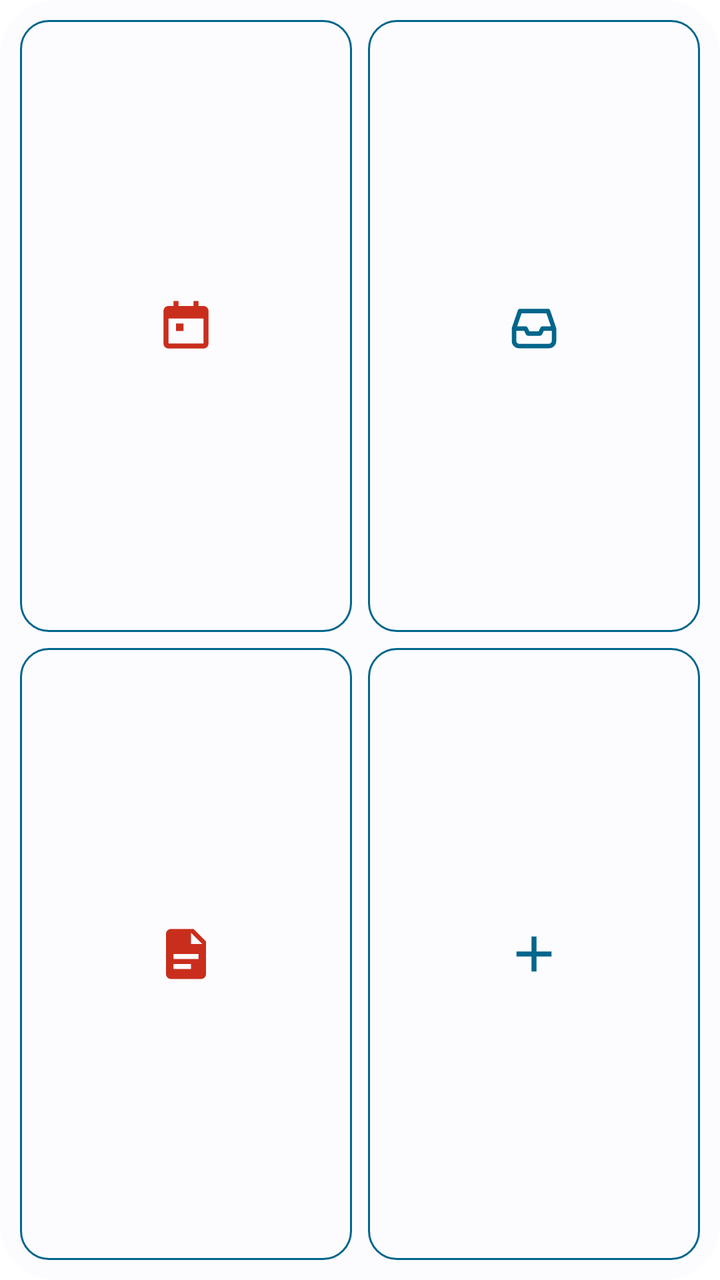
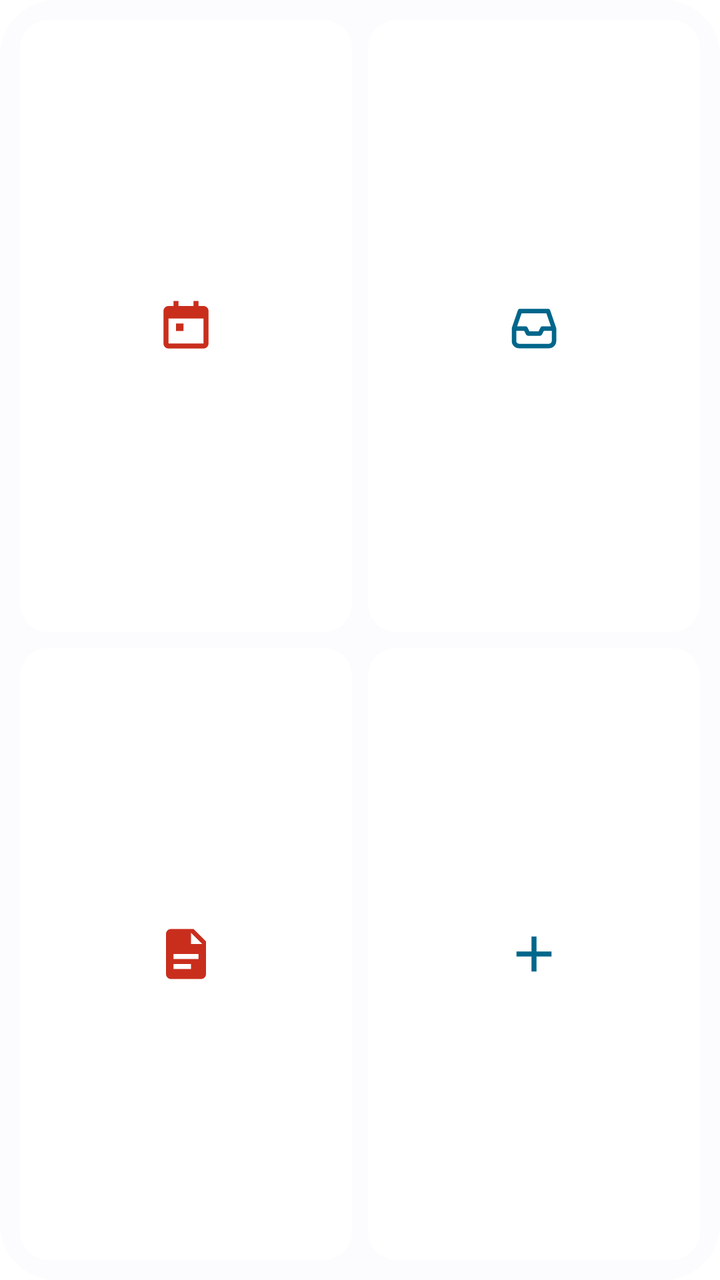

Before-and-after screenshots of an Android layout around one commit, followed by the original layout XML and the change that was made.
<!-- AndroidManifest.xml: application theme Theme.Tickory -->
<!-- res/layout/widget_quick_actions.xml -->
<?xml version="1.0" encoding="utf-8"?>
<LinearLayout xmlns:android="http://schemas.android.com/apk/res/android"
    android:layout_width="match_parent"
    android:layout_height="match_parent"
    android:background="@drawable/widget_background"
    android:orientation="vertical"
    android:padding="10dp">

    <LinearLayout
        android:layout_width="match_parent"
        android:layout_height="0dp"
        android:layout_weight="1"
        android:orientation="horizontal">

        <FrameLayout
            android:id="@+id/quick_today"
            android:layout_width="0dp"
            android:layout_height="match_parent"
            android:layout_marginEnd="4dp"
            android:layout_marginBottom="4dp"
            android:layout_weight="1"
            android:background="@drawable/widget_tile"
            android:contentDescription="@string/widget_quick_today">

            <ImageView
                android:layout_width="30dp"
                android:layout_height="30dp"
                android:layout_gravity="center"
                android:importantForAccessibility="no"
                android:src="@drawable/ic_shortcut_today" />
        </FrameLayout>

        <FrameLayout
            android:id="@+id/quick_inbox"
            android:layout_width="0dp"
            android:layout_height="match_parent"
            android:layout_marginStart="4dp"
            android:layout_marginBottom="4dp"
            android:layout_weight="1"
            android:background="@drawable/widget_tile"
            android:contentDescription="@string/widget_quick_inbox">

            <ImageView
                android:layout_width="30dp"
                android:layout_height="30dp"
                android:layout_gravity="center"
                android:importantForAccessibility="no"
                android:src="@drawable/ic_widget_inbox" />
        </FrameLayout>
    </LinearLayout>

    <LinearLayout
        android:layout_width="match_parent"
        android:layout_height="0dp"
        android:layout_weight="1"
        android:orientation="horizontal">

        <FrameLayout
            android:id="@+id/quick_note"
            android:layout_width="0dp"
            android:layout_height="match_parent"
            android:layout_marginTop="4dp"
            android:layout_marginEnd="4dp"
            android:layout_weight="1"
            android:background="@drawable/widget_tile"
            android:contentDescription="@string/widget_quick_note">

            <ImageView
                android:layout_width="30dp"
                android:layout_height="30dp"
                android:layout_gravity="center"
                android:importantForAccessibility="no"
                android:src="@drawable/ic_shortcut_note" />
        </FrameLayout>

        <FrameLayout
            android:id="@+id/quick_add"
            android:layout_width="0dp"
            android:layout_height="match_parent"
            android:layout_marginStart="4dp"
            android:layout_marginTop="4dp"
            android:layout_weight="1"
            android:background="@drawable/widget_tile"
            android:contentDescription="@string/widget_add_task">

            <ImageView
                android:layout_width="30dp"
                android:layout_height="30dp"
                android:layout_gravity="center"
                android:importantForAccessibility="no"
                android:src="@drawable/ic_widget_add" />
        </FrameLayout>
    </LinearLayout>
</LinearLayout>
<!-- resources referenced by this layout -->
<resources>
  <!-- drawable ic_shortcut_note (drawable) -->
  <?xml version="1.0" encoding="utf-8"?>
  <vector xmlns:android="http://schemas.android.com/apk/res/android"
      android:width="24dp"
      android:height="24dp"
      android:viewportWidth="24"
      android:viewportHeight="24">
      <path
          android:fillColor="@color/notification_accent"
          android:pathData="M6,2h9l5,5v13c0,1.1 -0.9,2 -2,2H6c-1.1,0 -2,-0.9 -2,-2V4c0,-1.1 0.9,-2 2,-2zM14,3.5V8h4.5L14,3.5zM7,12v2h10v-2H7zM7,16v2h7v-2H7z" />
  </vector>
  <!-- drawable ic_shortcut_today (drawable) -->
  <?xml version="1.0" encoding="utf-8"?>
  <vector xmlns:android="http://schemas.android.com/apk/res/android"
      android:width="24dp"
      android:height="24dp"
      android:viewportWidth="24"
      android:viewportHeight="24">
      <path
          android:fillColor="@color/notification_accent"
          android:pathData="M7,2h2v2h6V2h2v2h2c1.1,0 2,0.9 2,2v13c0,1.1 -0.9,2 -2,2H5c-1.1,0 -2,-0.9 -2,-2V6c0,-1.1 0.9,-2 2,-2h2V2zM5,9v10h14V9H5zM8,11h3v3H8z" />
  </vector>
  <!-- drawable ic_widget_add (drawable) -->
  <?xml version="1.0" encoding="utf-8"?>
  <vector xmlns:android="http://schemas.android.com/apk/res/android"
      android:width="24dp"
      android:height="24dp"
      android:viewportWidth="24"
      android:viewportHeight="24">
      <path
          android:fillColor="@color/widget_accent"
          android:pathData="M11,5h2v6h6v2h-6v6h-2v-6H5v-2h6z" />
  </vector>
  <!-- drawable ic_widget_inbox (drawable) -->
  <?xml version="1.0" encoding="utf-8"?>
  <vector xmlns:android="http://schemas.android.com/apk/res/android"
      android:width="24dp"
      android:height="24dp"
      android:viewportWidth="24"
      android:viewportHeight="24">
      <path
          android:fillColor="#00000000"
          android:pathData="M4,13l2.4,-7h11.2L20,13v5a2,2 0,0 1,-2 2H6a2,2 0,0 1,-2 -2v-5zM4,13h4.6l1,2h4.8l1,-2H20"
          android:strokeColor="@color/widget_accent"
          android:strokeLineCap="round"
          android:strokeLineJoin="round"
          android:strokeWidth="1.8" />
  </vector>
  <!-- drawable widget_background (drawable) -->
  <?xml version="1.0" encoding="utf-8"?>
  <shape xmlns:android="http://schemas.android.com/apk/res/android" android:shape="rectangle">
      <solid android:color="@color/widget_bg" />
      <corners android:radius="@dimen/widget_radius" />
  </shape>
  <!-- drawable widget_tile (drawable) -->
  <?xml version="1.0" encoding="utf-8"?>
  <ripple xmlns:android="http://schemas.android.com/apk/res/android" android:color="?android:attr/colorControlHighlight">
      <item>
          <shape android:shape="rectangle">
              <stroke android:width="1dp" android:color="@color/widget_accent" />
              <corners android:radius="14dp" />
          </shape>
      </item>
  </ripple>
  <string name="widget_add_task">Add task</string>
  <string name="widget_quick_inbox">Inbox</string>
  <string name="widget_quick_note">New note</string>
  <string name="widget_quick_today">Today</string>
  <style name="Theme.Tickory" parent="android:Theme.Material.Light.NoActionBar">
          <item name="android:colorPrimary">@color/brand</item>
          <item name="android:colorAccent">@color/brand</item>
          <item name="android:windowBackground">@color/background</item>
          <item name="android:textColorPrimary">@color/text</item>
          <item name="android:textColorSecondary">@color/text_soft</item>
      </style>
  <color name="notification_accent">#C92E1D</color>
  <color name="widget_accent">#C92E1D</color>
  <color name="widget_bg">#FBFCFC</color>
  <dimen name="widget_radius">16dp</dimen>
  <color name="brand">#C92E1D</color>
  <color name="background">#FFFFFF</color>
  <color name="text">#1C1F23</color>
  <color name="text_soft">#5F6B76</color>
</resources>

<!-- the commit's change to res/layout/widget_quick_actions.xml (unified diff, before → after) -->
@@ -1,8 +1,20 @@
 <?xml version="1.0" encoding="utf-8"?>
-<LinearLayout xmlns:android="http://schemas.android.com/apk/res/android"
+<FrameLayout xmlns:android="http://schemas.android.com/apk/res/android"
+    android:layout_width="match_parent"
+    android:layout_height="match_parent">
+
+    
+    <ImageView
+        android:id="@+id/quick_bg"
+        android:layout_width="match_parent"
+        android:layout_height="match_parent"
+        android:importantForAccessibility="no"
+        android:scaleType="fitXY"
+        android:src="@drawable/widget_background" />
+
+<LinearLayout
     android:layout_width="match_parent"
     android:layout_height="match_parent"
-    android:background="@drawable/widget_background"
     android:orientation="vertical"
     android:padding="10dp">
 
@@ -19,10 +31,19 @@
             android:layout_marginEnd="4dp"
             android:layout_marginBottom="4dp"
             android:layout_weight="1"
-            android:background="@drawable/widget_tile"
+            android:background="@drawable/widget_ripple"
             android:contentDescription="@string/widget_quick_today">
 
             <ImageView
+                android:id="@+id/quick_today_bg"
+                android:layout_width="match_parent"
+                android:layout_height="match_parent"
+                android:importantForAccessibility="no"
+                android:scaleType="fitXY"
+                android:src="@drawable/widget_tile_bg" />
+
+            <ImageView
+                android:id="@+id/quick_today_icon"
                 android:layout_width="30dp"
                 android:layout_height="30dp"
                 android:layout_gravity="center"
@@ -37,10 +58,19 @@
             android:layout_marginStart="4dp"
             android:layout_marginBottom="4dp"
             android:layout_weight="1"
-            android:background="@drawable/widget_tile"
+            android:background="@drawable/widget_ripple"
             android:contentDescription="@string/widget_quick_inbox">
 
             <ImageView
+                android:id="@+id/quick_inbox_bg"
+                android:layout_width="match_parent"
+                android:layout_height="match_parent"
+                android:importantForAccessibility="no"
+                android:scaleType="fitXY"
+                android:src="@drawable/widget_tile_bg" />
+
+            <ImageView
+                android:id="@+id/quick_inbox_icon"
                 android:layout_width="30dp"
                 android:layout_height="30dp"
                 android:layout_gravity="center"
@@ -62,10 +92,19 @@
             android:layout_marginTop="4dp"
             android:layout_marginEnd="4dp"
             android:layout_weight="1"
-            android:background="@drawable/widget_tile"
+            android:background="@drawable/widget_ripple"
             android:contentDescription="@string/widget_quick_note">
 
             <ImageView
+                android:id="@+id/quick_note_bg"
+                android:layout_width="match_parent"
+                android:layout_height="match_parent"
+                android:importantForAccessibility="no"
+                android:scaleType="fitXY"
+                android:src="@drawable/widget_tile_bg" />
+
+            <ImageView
+                android:id="@+id/quick_note_icon"
                 android:layout_width="30dp"
                 android:layout_height="30dp"
                 android:layout_gravity="center"
@@ -80,10 +119,19 @@
             android:layout_marginStart="4dp"
             android:layout_marginTop="4dp"
             android:layout_weight="1"
-            android:background="@drawable/widget_tile"
+            android:background="@drawable/widget_ripple"
             android:contentDescription="@string/widget_add_task">
 
             <ImageView
+                android:id="@+id/quick_add_bg"
+                android:layout_width="match_parent"
+                android:layout_height="match_parent"
+                android:importantForAccessibility="no"
+                android:scaleType="fitXY"
+                android:src="@drawable/widget_tile_bg" />
+
+            <ImageView
+                android:id="@+id/quick_add_icon"
                 android:layout_width="30dp"
                 android:layout_height="30dp"
                 android:layout_gravity="center"
@@ -92,3 +140,4 @@
         </FrameLayout>
     </LinearLayout>
 </LinearLayout>
+</FrameLayout>
<!-- resource entries referenced after the edit -->
@@ -54,16 +54,15 @@
       <solid android:color="@color/widget_bg" />
       <corners android:radius="@dimen/widget_radius" />
   </shape>
-  <!-- drawable widget_tile (drawable) -->
+  <!-- drawable widget_ripple (drawable) -->
   <?xml version="1.0" encoding="utf-8"?>
-  <ripple xmlns:android="http://schemas.android.com/apk/res/android" android:color="?android:attr/colorControlHighlight">
-      <item>
-          <shape android:shape="rectangle">
-              <stroke android:width="1dp" android:color="@color/widget_accent" />
-              <corners android:radius="14dp" />
-          </shape>
-      </item>
-  </ripple>
+  <ripple xmlns:android="http://schemas.android.com/apk/res/android" android:color="@color/widget_ripple" />
+  <!-- drawable widget_tile_bg (drawable) -->
+  <?xml version="1.0" encoding="utf-8"?>
+  <shape xmlns:android="http://schemas.android.com/apk/res/android" android:shape="rectangle">
+      <solid android:color="#FFFFFF" />
+      <corners android:radius="14dp" />
+  </shape>
   <string name="widget_add_task">Add task</string>
   <string name="widget_quick_inbox">Inbox</string>
   <string name="widget_quick_note">New note</string>
@@ -77,8 +76,9 @@
       </style>
   <color name="notification_accent">#C92E1D</color>
   <color name="widget_accent">#C92E1D</color>
-  <color name="widget_bg">#FBFCFC</color>
+  <color name="widget_bg">#FFFFFF</color>
   <dimen name="widget_radius">16dp</dimen>
+  <color name="widget_ripple">#1F000000</color>
   <color name="brand">#C92E1D</color>
   <color name="background">#FFFFFF</color>
   <color name="text">#1C1F23</color>
